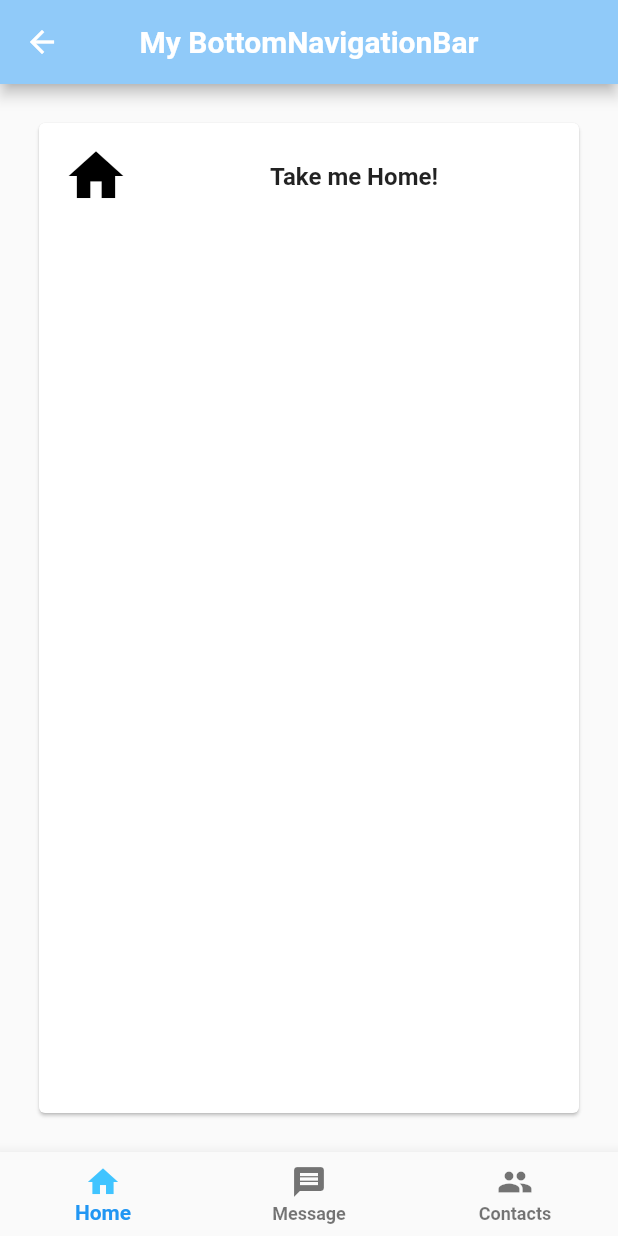
After one commit to ekiesow/Flutter-Effect, a Flutter app: the MyBottomNavBar screen opened directly, on a phone screen of 412 x 824 dp. The commit adds this screen. Run offline on Flutter 3.47's test engine with Material 2 defaults, Android fonts, the phone set to English and light mode, and no system bars; our stand-ins replace cloud_firestore, file_picker, firebase_auth, firebase_storage, image_picker, shared_preferences; missing offline and left inert: flutter_webview_plugin; accounts and stored records are empty.

Commit message:
Added BottomNavigationBar module and added color to all modules.

```diff
--- a/flutter_effect/lib/Home/modules/drawer/drawer_module.dart
+++ b/flutter_effect/lib/Home/modules/drawer/drawer_module.dart
@@ -38,6 +38,7 @@ class DrawerBody extends StatelessWidget {
             Padding(
               padding: const EdgeInsets.all(22.0),
               child: Card(
+                color: Colors.lightBlue[100],
                 child: Column(
                   crossAxisAlignment: CrossAxisAlignment.center,
                   mainAxisAlignment: MainAxisAlignment.center,
--- a/flutter_effect/lib/Home/modules/scaffold/appBar_module.dart
+++ b/flutter_effect/lib/Home/modules/scaffold/appBar_module.dart
@@ -26,6 +26,7 @@ class _AppBarModuleState extends State<AppBarModule> {
             Padding(
               padding: const EdgeInsets.all(22.0),
               child: Card(
+                color: Colors.lightBlue[100],
                 child: Column(
                   mainAxisAlignment: MainAxisAlignment.center,
                   crossAxisAlignment: CrossAxisAlignment.center,
--- /dev/null
+++ b/flutter_effect/lib/Home/modules/scaffold/bottom_nav_bar_code.dart
@@ -0,0 +1,123 @@
+import 'package:flutter/material.dart';
+
+class MyBottomNavBar extends StatefulWidget {
+  @override
+  _MyBottomNavBarState createState() => _MyBottomNavBarState();
+}
+
+class _MyBottomNavBarState extends State<MyBottomNavBar> {
+  int _selectedIndex = 0;
+
+  @override
+  Widget build(BuildContext context) {
+    return Scaffold(
+      appBar: AppBar(
+        title: Text("My BottomNavigationBar"),
+        backgroundColor: Theme.of(context).backgroundColor,
+        centerTitle: true,
+      ),
+
+      /*
+       * bottomNavigationBar takes a widget.
+       */
+      bottomNavigationBar: bottomNavigationBar(),
+
+      /*
+       * body which shows a different Widget for each BottomNavigationBarItem
+       */
+      body: Padding(
+        padding: const EdgeInsets.all(22.0),
+        child: Card(
+          child: Column(
+            children: <Widget>[
+              ListTile(
+                title: Center(
+                  child: Padding(
+                    padding: const EdgeInsets.only(left: 8.0, right: 8.0, top: 22.0, bottom: 22.0),
+
+                    // Displays the Widget at the index of the selected NavigationBarItem
+                    child: _dialogMessage.elementAt(_selectedIndex),
+                  ),
+                ),
+
+                // Displays the Widget at the index of the selected NavigationBarItem
+                leading: _selectionIcon.elementAt(_selectedIndex),
+              ),
+            ],
+          ),
+        ),
+      ),
+    );
+  }
+
+  /*
+   * BottomNavigationBar takes a list of items.
+   * BottomNavigationBarItem displays an icon, and title.
+   *    activeIcon is displayed when the BottomNavigationBarItem is selected.
+   *    The color of the icon is changed when selected.
+   *    You can also display another icon.
+   * currentIndex is the current index of the selected BottomNavigationBarItem.
+   *    setState to update the selected index
+   *    This is used to select which widget is displayed for each BottomNavigationBarItem.
+   */
+  Widget bottomNavigationBar(){
+    return BottomNavigationBar(
+      items: const <BottomNavigationBarItem>[
+        BottomNavigationBarItem(
+          icon: Icon(Icons.home),
+          activeIcon: Icon(Icons.home,
+            color: Colors.lightBlueAccent,
+          ),
+          title: Text("Home"),
+        ),
+        BottomNavigationBarItem(
+          icon: Icon(Icons.message),
+          activeIcon: Icon(Icons.message,
+            color: Colors.lightBlueAccent,
+          ),
+          title: Text("Message"),
+        ),
+        BottomNavigationBarItem(
+          icon: Icon(Icons.people),
+          activeIcon: Icon(Icons.people,
+            color: Colors.lightBlueAccent,
+          ),
+          title: Text("Contacts"),
+        ),
+      ],
+      currentIndex: _selectedIndex,
+      onTap: (int index){
+        setState(() {
+          _selectedIndex = index;
+        });
+
+      },
+    );
+  }
+
+  /*
+   * The List of Widgets to be displayed for each BottomNavigationBarItem
+   */
+  static const List<Widget> _dialogMessage = <Widget>[
+    Text("Take me Home!",
+      textAlign: TextAlign.start,
+    ),
+    Text("View my Messages!",
+      textAlign: TextAlign.start,
+    ),
+    Text("View my Contacts!",
+      textAlign: TextAlign.start,
+    ),
+  ];
+
+  /*
+   * The List of Widgets to be displayed for each BottomNavigationBarItem
+   */
+  static const List<Widget> _selectionIcon = <Widget>[
+    Icon(Icons.home, size: 44.0, color: Colors.black,),
+    Icon(Icons.message, size: 44.0, color: Colors.black,),
+    Icon(Icons.people, size: 44.0, color: Colors.black,),
+  ];
+
+
+}
--- a/flutter_effect/lib/Home/modules/scaffold/fab_module.dart
+++ b/flutter_effect/lib/Home/modules/scaffold/fab_module.dart
@@ -23,6 +23,7 @@ class _FABModuleState extends State<FABModule> {
             Padding(
               padding: const EdgeInsets.all(22.0),
               child: Card(
+                color: Colors.lightBlue[100],
                 child: Column(
                   mainAxisAlignment: MainAxisAlignment.center,
                   crossAxisAlignment: CrossAxisAlignment.center,
@@ -49,13 +50,11 @@ class _FABModuleState extends State<FABModule> {
                                     ModuleWebView(
                                       title: "floatingActionButton",
                                       url: url,)
-                                )
+                                ),
                             );
                           }
                       ),
                     ),
-
-
                   ],
                 ),
               ),
--- a/flutter_effect/lib/global_scaffold.dart
+++ b/flutter_effect/lib/global_scaffold.dart
@@ -1,6 +1,6 @@
 import 'package:flutter/material.dart';
 
-import 'package:flutter_effect/shared_pref.dart';
+//import 'package:flutter_effect/shared_pref.dart';
 
 class GlobalScaffold extends StatefulWidget {
   final Widget drawer;
@@ -12,11 +12,12 @@ class GlobalScaffold extends StatefulWidget {
   static Color backgroundColor;
   final BuildContext context;
   final Widget floatingActionButton;
+  final Widget bottomNavigationBar;
 
   const GlobalScaffold({Key key,
     this.drawer, @required this.body, this.color,
     @required this.title, this.context, this.actions,
-    this.floatingActionButton}) :
+    this.floatingActionButton, this.bottomNavigationBar}) :
         super(key: key);
 
   @override
@@ -50,6 +51,7 @@ class _GlobalScaffoldState extends State<GlobalScaffold> {
         actions: widget.actions,
       ),
       floatingActionButton: widget.floatingActionButton,
+      bottomNavigationBar: widget.bottomNavigationBar,
       drawer: widget.drawer,
       body: widget.body,
     );
--- a/flutter_effect/lib/main.dart
+++ b/flutter_effect/lib/main.dart
@@ -5,6 +5,7 @@ import 'package:flutter_effect/Auth/auth_provider.dart';
 import 'package:flutter_effect/Auth/root_page.dart';
 import 'package:flutter_effect/Home/modules/drawer/drawer_module.dart';
 import 'package:flutter_effect/Home/modules/scaffold/appBar_module.dart';
+import 'package:flutter_effect/Home/modules/scaffold/bottom_nav_bar_module.dart';
 import 'package:flutter_effect/Home/modules/scaffold/fab_module.dart';
 import 'package:flutter_effect/Home/modules/scaffold/scaffold_module.dart';
 
@@ -26,6 +27,8 @@ class FlutterEffect extends StatelessWidget {
           'AppBar' : (context) => AppBarModule(),
         'Drawer' : (context) => DrawerModule(),
           'floatingActionButton' : (context) => FABModule(),
+          'bottomNagivationBar': (context) => BottomNavBarModule(),
+
         },
         debugShowCheckedModeBanner: false,
       ),
```
Also changed, not shown: flutter_effect/lib/Home/modules/scaffold/bottom_nav_bar_module.dart (added, +154 -0 lines).
